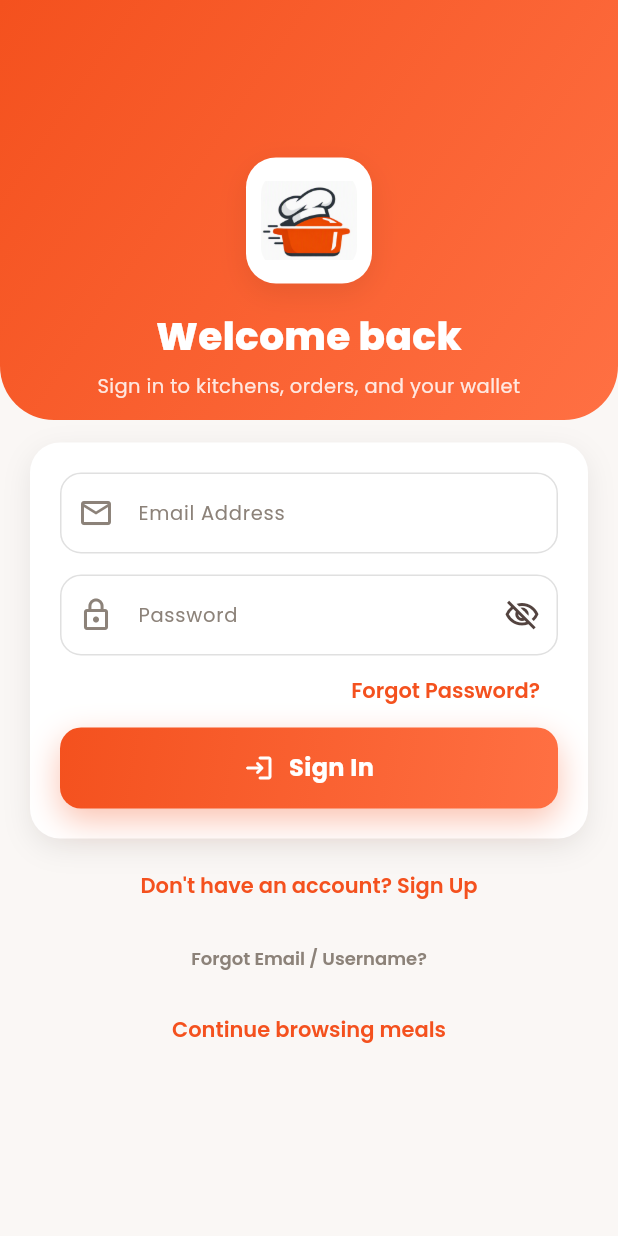
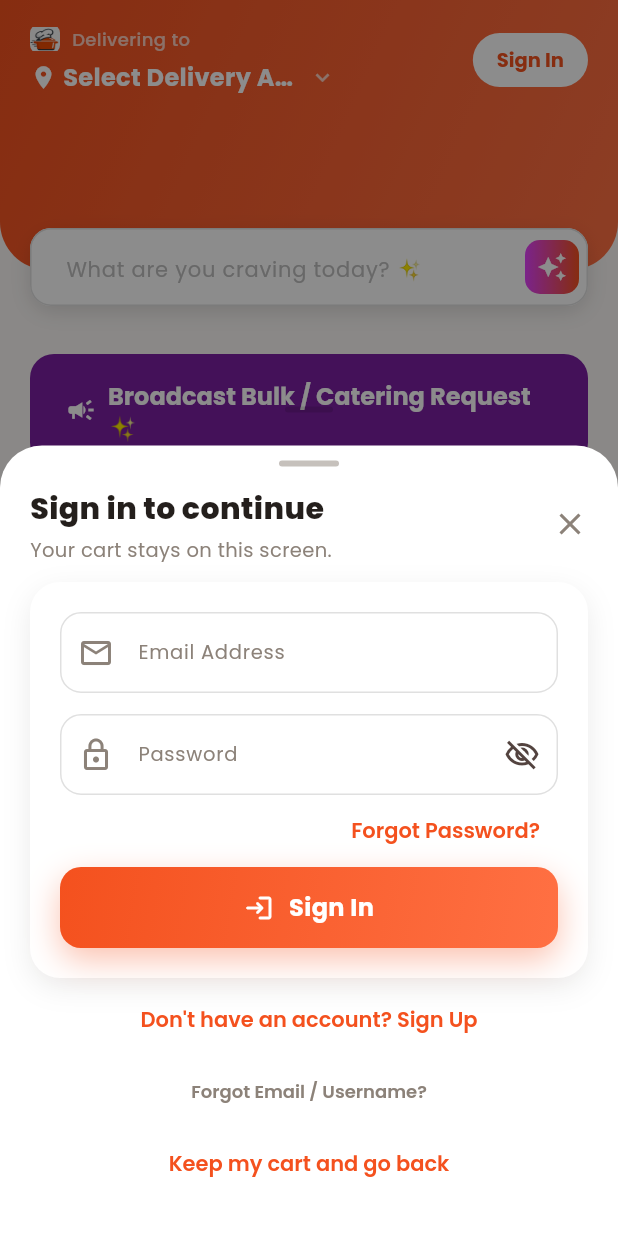
Before and after one commit to suraj6784-design/hotpotchef_new, a Flutter app: the screen it shows after launch, after a tap on "Sign In", on a phone screen of 412 x 824 dp. Run offline on Flutter 3.47's test engine with Material 3 defaults, Android fonts, the phone set to English and light mode, and no system bars; drawn by our look-alikes of flutter_animate; our stand-ins replace cached_network_image, connectivity_plus, firebase_core, firebase_crashlytics, firebase_messaging, fl_chart and 15 more; missing offline and left inert: flutter_polyline_points, razorpay_flutter; accounts and stored records are empty.

Commit message:
fix(auth): show guest checkout login as a sheet so the cart is not lost
Co-authored-by: Cursor <cursoragent@cursor.com>

```diff
--- a/lib/screens/auth_screen.dart
+++ b/lib/screens/auth_screen.dart
@@ -1,4 +1,6 @@
 // lib/screens/auth_screen.dart
+
+import 'dart:async';
 
 import 'package:flutter/material.dart';
 import 'package:flutter/services.dart';
@@ -10,19 +12,30 @@ import '../models/app_role.dart';
 import '../services/auth_session.dart';
 import '../services/push_notification_service.dart';
 import '../utils/account_hint.dart';
+import '../utils/app_theme.dart';
 import '../utils/helpers.dart';
 import '../utils/network.dart';
 import '../widgets/app_widgets.dart';
 
 class AuthScreen extends StatefulWidget {
-  const AuthScreen({super.key});
+  const AuthScreen({
+    super.key,
+    this.asSheet = false,
+    this.sheetTitle,
+    this.sheetSubtitle,
+  });
+
+  /// Guest checkout/order uses a modal sheet so the cart stays visible behind.
+  final bool asSheet;
+  final String? sheetTitle;
+  final String? sheetSubtitle;
 
   @override
   State<AuthScreen> createState() => _AuthScreenState();
 }
 
 class _AuthScreenState extends State<AuthScreen> {
-  final _supabase = Supabase.instance.client;
+  SupabaseClient get _supabase => Supabase.instance.client;
   final _formKey = GlobalKey<FormState>();
 
   bool _isLogin = true;
@@ -70,13 +83,17 @@ class _AuthScreenState extends State<AuthScreen> {
     return 'Sign-in failed. Please check your details and try again.';
   }
 
-  Future<void> _routeUserByRole(User user) async {
+  void _leaveAuthAfterSuccess() {
     if (!mounted) return;
-    // Navigate using the role from the session metadata — this is instant and
-    // does not depend on a `public.users` query, which could stall and leave the
-    // Sign In button spinning even though authentication already succeeded.
-    // This mirrors the router's own redirect logic.
-    await AuthSession.goToHub(context, role: AuthSession.roleFromSession());
+    final role = AuthSession.roleFromSession();
+    final router = GoRouter.of(context);
+    if (widget.asSheet || Navigator.of(context).canPop()) {
+      Navigator.of(context).pop(true);
+    }
+    // Stay on the current hub/cart when a guest customer signs in from a sheet.
+    if (!widget.asSheet || role != AppRole.customer) {
+      router.go(role.hubPath);
+    }
   }
 
   Future<void> _submitAuth() async {
@@ -99,8 +116,8 @@ class _AuthScreenState extends State<AuthScreen> {
         TextInput.finishAutofillContext();
 
         if (response.user != null) {
-          await PushNotificationService.syncTokenForCurrentUser();
-          await _routeUserByRole(response.user!);
+          unawaited(PushNotificationService.syncTokenForCurrentUser());
+          _leaveAuthAfterSuccess();
         }
       } else {
         // --- SIGN-UP FLOW WITH EXPLICIT ROLE ---
@@ -146,8 +163,8 @@ class _AuthScreenState extends State<AuthScreen> {
             'created_at': DateTime.now().toIso8601String(),
           }).withTimeout(NetworkTimeouts.standard);
 
-          await PushNotificationService.syncTokenForCurrentUser();
-          await _routeUserByRole(response.user!);
+          unawaited(PushNotificationService.syncTokenForCurrentUser());
+          _leaveAuthAfterSuccess();
         }
       }
     } catch (e, stack) {
@@ -283,6 +300,9 @@ class _AuthScreenState extends State<AuthScreen> {
   @override
   Widget build(BuildContext context) {
     final isDark = Theme.of(context).brightness == Brightness.dark;
+    if (widget.asSheet) {
+      return _buildSheet(isDark);
+    }
 
     return Scaffold(
       backgroundColor: AppTheme.background,
@@ -351,7 +371,99 @@ class _AuthScreenState extends State<AuthScreen> {
                           style: TextStyle(fontSize: 13, color: Colors.white.withValues(alpha: 0.85)),
                         ),
                         const SizedBox(height: 28),
+                        _buildCredentialCard(isDark).entrance(),
+                        const SizedBox(height: 8),
+                        ..._buildAuthLinks(compact: false),
+                      ],
+                    ),
+                  ),
+                ),
+              ),
+            ),
+          ),
+        ],
+      ),
+    );
+  }
+
+  Widget _buildSheet(bool isDark) {
+    final titleColor = isDark ? AppTheme.textMainDark : AppTheme.textMain;
+    final muted = isDark ? Colors.grey.shade400 : AppTheme.textMuted;
+    final bg = isDark ? AppTheme.surfaceDark : AppTheme.surfaceLight;
+    final title = widget.sheetTitle ?? (_isLogin ? 'Sign in to continue' : 'Join HotPotChef');
+    final subtitle = widget.sheetSubtitle ??
+        (_isLogin ? 'Your cart stays on this screen.' : 'Create an account to finish your order.');
+
+    return Material(
+      color: bg,
+      borderRadius: const BorderRadius.vertical(top: Radius.circular(28)),
+      clipBehavior: Clip.antiAlias,
+      child: Padding(
+        padding: EdgeInsets.only(bottom: MediaQuery.of(context).viewInsets.bottom),
+        child: ConstrainedBox(
+          constraints: BoxConstraints(maxHeight: MediaQuery.of(context).size.height * 0.92),
+          child: Column(
+            mainAxisSize: MainAxisSize.min,
+            children: [
+              const SizedBox(height: 10),
               Container(
+                width: 40,
+                height: 4,
+                decoration: BoxDecoration(
+                  color: muted.withValues(alpha: 0.5),
+                  borderRadius: BorderRadius.circular(99),
+                ),
+              ),
+              Padding(
+                padding: const EdgeInsets.fromLTRB(20, 14, 8, 0),
+                child: Row(
+                  crossAxisAlignment: CrossAxisAlignment.start,
+                  children: [
+                    Expanded(
+                      child: Column(
+                        crossAxisAlignment: CrossAxisAlignment.start,
+                        children: [
+                          Text(title, style: TextStyle(fontSize: 20, fontWeight: FontWeight.w800, color: titleColor)),
+                          const SizedBox(height: 4),
+                          Text(subtitle, style: TextStyle(fontSize: 13, height: 1.35, color: muted)),
+                        ],
+                      ),
+                    ),
+                    IconButton(
+                      tooltip: 'Close',
+                      onPressed: _isLoading ? null : () => Navigator.pop(context),
+                      icon: Icon(Icons.close, color: muted),
+                    ),
+                  ],
+                ),
+              ),
+              Flexible(
+                child: SingleChildScrollView(
+                  padding: const EdgeInsets.fromLTRB(20, 12, 20, 24),
+                  child: AutofillGroup(
+                    child: Form(
+                      key: _formKey,
+                      child: Column(
+                        crossAxisAlignment: CrossAxisAlignment.stretch,
+                        children: [
+                          _buildCredentialCard(isDark),
+                          const SizedBox(height: 4),
+                          ..._buildAuthLinks(compact: true),
+                        ],
+                      ),
+                    ),
+                  ),
+                ),
+              ),
+            ],
+          ),
+        ),
+      ),
+    );
+  }
+
+  Widget _buildCredentialCard(bool isDark) {
+    return Container(
       padding: const EdgeInsets.all(20),
       decoration: AppTheme.cardDecoration(isDark: isDark),
       child: Column(
@@ -467,8 +579,11 @@ class _AuthScreenState extends State<AuthScreen> {
           ),
         ],
       ),
-                        ).entrance(),
-                        const SizedBox(height: 8),
+    );
+  }
+
+  List<Widget> _buildAuthLinks({required bool compact}) {
+    return [
       TextButton(
         onPressed: _isLoading ? null : () => setState(() => _isLogin = !_isLogin),
         child: Text(
@@ -485,18 +600,9 @@ class _AuthScreenState extends State<AuthScreen> {
         ),
       TextButton(
         onPressed: _browseAsGuest,
-                          child: const Text('Continue browsing meals'),
+        child: Text(compact ? 'Keep my cart and go back' : 'Continue browsing meals'),
       ),
-                      ],
-                    ),
-                  ),
-                ),
-              ),
-            ),
-          ),
-        ],
-      ),
-    );
+    ];
   }
 
   Widget _buildRoleChoiceChip(AppRole role, IconData icon) {
--- a/lib/screens/customer_cart_tab.dart
+++ b/lib/screens/customer_cart_tab.dart
@@ -617,10 +617,15 @@ class _CustomerCartTabState extends ConsumerState<CustomerCartTab>
   Future<void> _handleCheckoutPressed(CartState cartState, bool isLoggedIn) async {
     if (!isLoggedIn) {
       CustomerHubScreen.returnToCartAfterLogin = true;
-      showAuthBottomSheet(context, () {
-        ref.read(cartProvider.notifier).syncGuestCartToUser();
-        if (mounted) setState(() {});
-      });
+      showAuthBottomSheet(
+        context,
+        () {
+          ref.read(cartProvider.notifier).syncGuestCartToUser();
+          if (mounted) setState(() {});
+        },
+        title: 'Sign in to order',
+        subtitle: 'Your cart is still here. Sign in to continue checkout.',
+      );
       return;
     }
 
--- a/lib/services/push_notification_service.dart
+++ b/lib/services/push_notification_service.dart
@@ -5,6 +5,7 @@ import 'package:firebase_crashlytics/firebase_crashlytics.dart';
 import 'package:supabase_flutter/supabase_flutter.dart';
 
 import 'alert_service.dart';
+import '../utils/network.dart';
 
 // Top-level background message handler (Required by FCM)
 @pragma('vm:entry-point')
@@ -80,7 +81,7 @@ class PushNotificationService {
       final user = _supabase.auth.currentUser;
       if (user == null) return;
 
-      String? token = await _messaging.getToken();
+      String? token = await _messaging.getToken().withTimeout(NetworkTimeouts.short);
       if (token != null) {
         await _updateTokenInDatabase(token);
       }
@@ -98,7 +99,7 @@ class PushNotificationService {
       // Save token inside the users table column 'fcm_token'
       await _supabase.from('users').update({
         'fcm_token': token,
-      }).eq('id', user.id);
+      }).eq('id', user.id).withTimeout(NetworkTimeouts.short);
 
       debugPrint('FCM Token successfully updated in Supabase.');
     } catch (e, stack) {
--- a/lib/widgets/customer_ui_components.dart
+++ b/lib/widgets/customer_ui_components.dart
@@ -517,12 +517,25 @@ class _MealDetailsModalContentState extends State<_MealDetailsModalContent> {
 }
 
 // 7. Streamlined Auth Flow
-void showAuthBottomSheet(BuildContext context, VoidCallback onSuccess) {
-  Navigator.push(
-    context,
-    MaterialPageRoute(builder: (_) => const AuthScreen()),
-  ).then((_) {
-    onSuccess();
+void showAuthBottomSheet(
+  BuildContext context,
+  VoidCallback onSuccess, {
+  String? title,
+  String? subtitle,
+}) {
+  showModalBottomSheet<bool>(
+    context: context,
+    isScrollControlled: true,
+    useSafeArea: true,
+    backgroundColor: Colors.transparent,
+    barrierColor: Colors.black.withValues(alpha: 0.45),
+    builder: (ctx) => AuthScreen(
+      asSheet: true,
+      sheetTitle: title,
+      sheetSubtitle: subtitle,
+    ),
+  ).then((ok) {
+    if (ok == true) onSuccess();
   });
 }
 
```
Also changed, not shown: 1 other file. Lines whose indentation alone changed are shown as unchanged.
